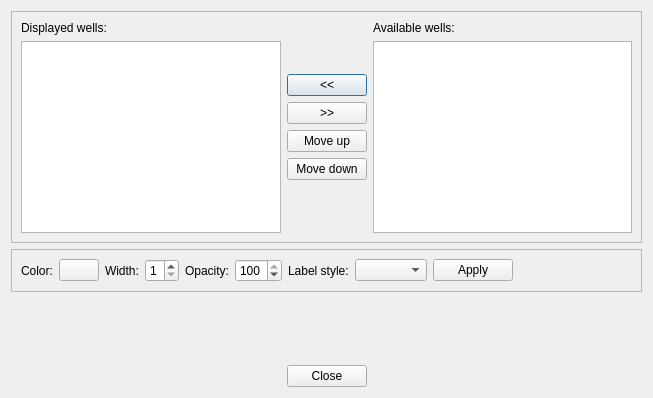
This is GridUI/wellitemsdialog.ui in fsoos74/su as Qt 5 draws it before an edit. The edited form follows.
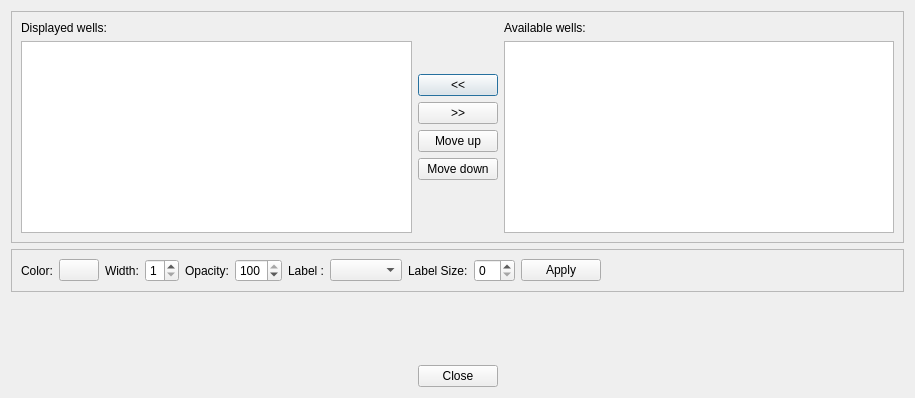
This is the edited form. Custom widgets are drawn as their Qt base class.

The edit to the form file:
```diff
--- a/GridUI/wellitemsdialog.ui
+++ b/GridUI/wellitemsdialog.ui
@@ -6,7 +6,7 @@
    <rect>
     <x>0</x>
     <y>0</y>
-    <width>653</width>
+    <width>915</width>
     <height>398</height>
    </rect>
   </property>
@@ -192,13 +192,23 @@
       <item>
        <widget class="QLabel" name="label_6">
         <property name="text">
-         <string>Label style:</string>
+         <string>Label :</string>
         </property>
        </widget>
       </item>
       <item>
        <widget class="QComboBox" name="cbLabelStyle"/>
       </item>
+      <item>
+       <widget class="QLabel" name="label_7">
+        <property name="text">
+         <string>Label Size:</string>
+        </property>
+       </widget>
+      </item>
+      <item>
+       <widget class="QSpinBox" name="sbLabelFontSize"/>
+      </item>
       <item>
        <widget class="QPushButton" name="pbApply">
         <property name="text">
```
